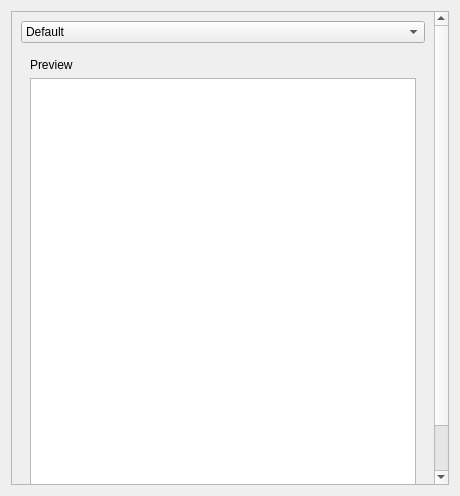
Before: the Qt Designer form application/prompttab_fix.ui in TheNiteCoder/mx-bashrc-config, drawn with Qt 5.
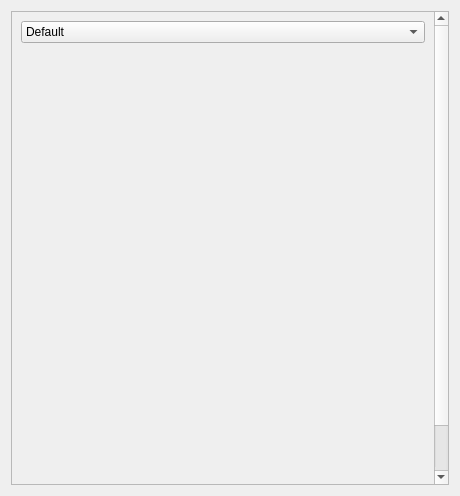
After: the same form once the commit is applied.

Commit message: Removing accendential code and ui bits 	* There was some forgotten changes I made when trying an idea so it was added in a commit not long ago

What changed in the file:
```diff
--- a/application/prompttab_fix.ui
+++ b/application/prompttab_fix.ui
@@ -63,7 +63,7 @@
        <item>
         <widget class="QStackedWidget" name="stackedWidget">
          <property name="currentIndex">
-          <number>2</number>
+          <number>1</number>
          </property>
          <widget class="QWidget" name="page_FancyPrompts">
           <layout class="QVBoxLayout" name="verticalLayout_3">
@@ -377,20 +377,6 @@
           </layout>
          </widget>
          <widget class="QWidget" name="page_2"/>
-         <widget class="QWidget" name="page_PromptBuilder">
-          <layout class="QVBoxLayout" name="verticalLayout_4">
-           <item>
-            <widget class="QLabel" name="label_PromptPreview">
-             <property name="text">
-              <string>Preview</string>
-             </property>
-            </widget>
-           </item>
-           <item>
-            <widget class="QTableView" name="tableView_PromptItems"/>
-           </item>
-          </layout>
-         </widget>
         </widget>
        </item>
       </layout>
```
Left out of the diff: 5 changed lines with no effect on the pictures. The commit also changes 1 other file.
